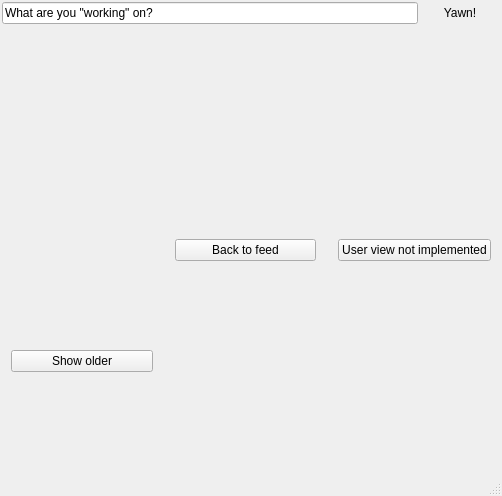
henkelund/Yawner, file Yawner/Ui/mainwindow.ui: the form before one commit.
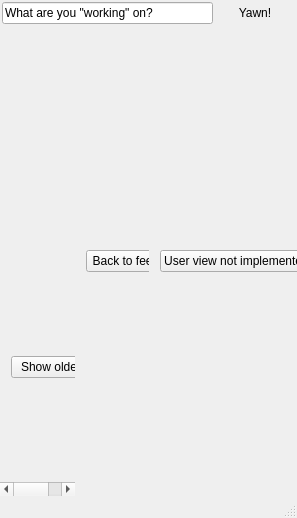
The form after the commit. Icons and pictures are not drawn. Custom widgets are drawn as their Qt base class.

```diff
--- a/Yawner/Ui/mainwindow.ui
+++ b/Yawner/Ui/mainwindow.ui
@@ -6,8 +6,8 @@
    <rect>
     <x>0</x>
     <y>0</y>
-    <width>502</width>
-    <height>496</height>
+    <width>297</width>
+    <height>518</height>
    </rect>
   </property>
   <property name="windowTitle">
@@ -98,8 +98,8 @@
            <rect>
             <x>0</x>
             <y>0</y>
-            <width>142</width>
-            <height>418</height>
+            <width>112</width>
+            <height>424</height>
            </rect>
           </property>
           <layout class="QVBoxLayout" name="verticalLayout_5">
@@ -172,8 +172,8 @@
            <rect>
             <x>0</x>
             <y>0</y>
-            <width>141</width>
-            <height>418</height>
+            <width>120</width>
+            <height>440</height>
            </rect>
           </property>
           <layout class="QVBoxLayout" name="verticalLayout_3">
@@ -214,7 +214,7 @@
             <x>0</x>
             <y>0</y>
             <width>219</width>
-            <height>418</height>
+            <height>440</height>
            </rect>
           </property>
           <layout class="QVBoxLayout" name="verticalLayout_4">
```
Left out of the diff: 2 changed lines with no effect on the pictures.
